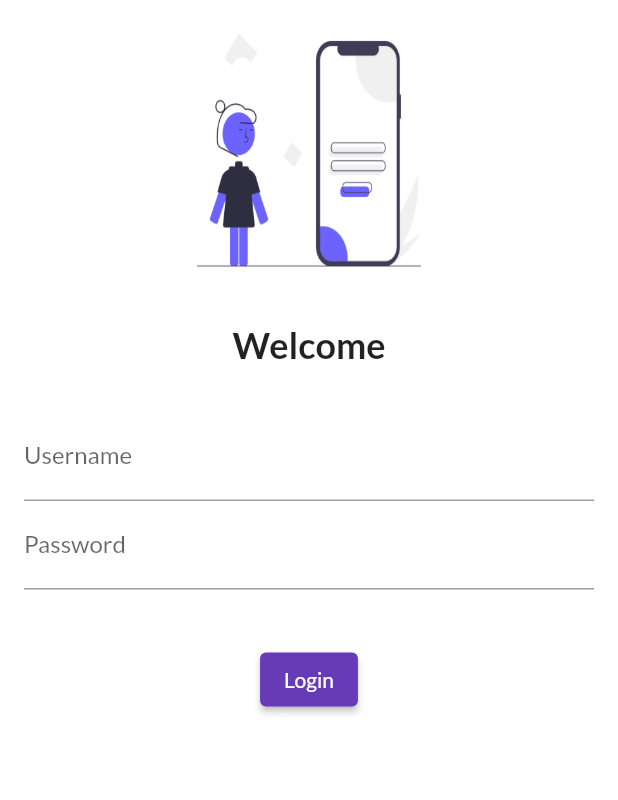
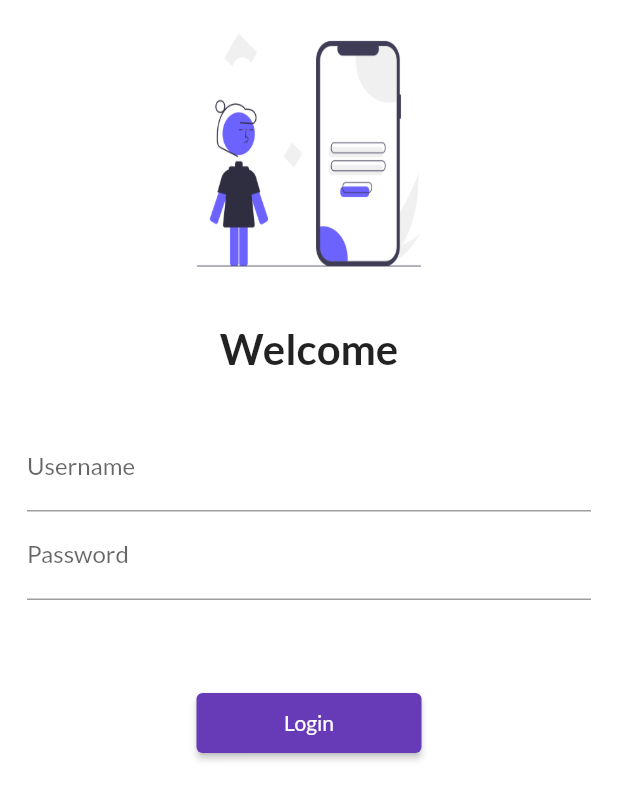
Before and after one commit to kamranahmed71/30DaysofFlutter, a Flutter app: the screen it shows after launch, on a phone screen of 412 x 824 dp. Shown: the top 800 px of the screen. Run offline on Flutter 3.47's test engine with Material 2 defaults, Android fonts, the phone set to English and light mode, and no system bars; our stand-ins replace google_fonts.

Commit message:
Day 5 completed

```diff
--- a/lib/main.dart
+++ b/lib/main.dart
@@ -1,6 +1,7 @@
 import 'package:flutter/material.dart';
 import 'package:flutter_catalog/pages/home_page.dart';
 import 'package:flutter_catalog/pages/login_page.dart';
+import 'package:flutter_catalog/utils/routes.dart';
 import 'package:google_fonts/google_fonts.dart';
 
 void main() {
@@ -26,8 +27,8 @@ class MyApp extends StatelessWidget {
 
       routes: {
         "/": (context) => LoginPage(),
-        "/home": (context) => HomePage(),
-        "/Login": (context) => LoginPage(),
+        MyRoutes.homeRoute: (context) => HomePage(),
+        MyRoutes.loginRoute: (context) => LoginPage(),
       },
     );
   }
--- a/lib/pages/login_page.dart
+++ b/lib/pages/login_page.dart
@@ -1,4 +1,5 @@
 import 'package:flutter/material.dart';
+import 'package:flutter_catalog/utils/routes.dart';
 
 class LoginPage extends StatelessWidget {
   LoginPage({Key? key}) : super(key: key);
@@ -7,6 +8,7 @@ class LoginPage extends StatelessWidget {
   Widget build(BuildContext context) {
     return Material(
       color: Colors.white,
+      child: SingleChildScrollView(
         child: Column(
           children: [
             Image.asset(
@@ -23,7 +25,7 @@ class LoginPage extends StatelessWidget {
             Text(
               "Welcome",
               style: TextStyle(
-              fontSize: 24,
+                fontSize: 28,
                 fontWeight: FontWeight.bold,
               ),
             ),
@@ -34,7 +36,7 @@ class LoginPage extends StatelessWidget {
 
             Padding(
               padding:
-                const EdgeInsets.symmetric(vertical: 16.0, horizontal: 16.0),
+                  const EdgeInsets.symmetric(vertical: 18.0, horizontal: 18.0),
               //            padding: const EdgeInsets.all(16.0),
               child: Column(
                 children: [
@@ -52,20 +54,22 @@ class LoginPage extends StatelessWidget {
             ),
 
             SizedBox(
-            height: 20.0,
+              height: 40.0,
             ),
 
             ElevatedButton(
               onPressed: () {
-              print("Hi Codepur");
+                Navigator.pushNamed(context, MyRoutes.homeRoute);
               },
               child: Text("Login"),
+              style: TextButton.styleFrom(minimumSize: Size(150, 40)),
             ),
 
             //    Image(
             //      image: AssetImage("/assets/images/login_image.png"),), // Image
           ], // Children
         ),
+      ),
     );
   }
 }
--- /dev/null
+++ b/lib/utils/routes.dart
@@ -0,0 +1,4 @@
+class MyRoutes {
+  static String loginRoute = "/login";
+  static String homeRoute = "/home";
+}
```
Lines whose indentation alone changed are shown as unchanged.
